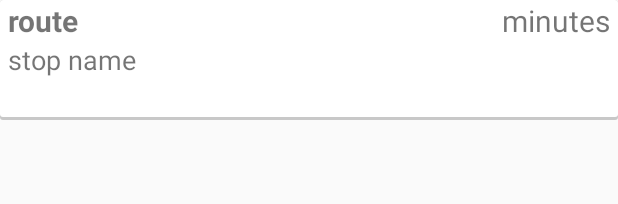
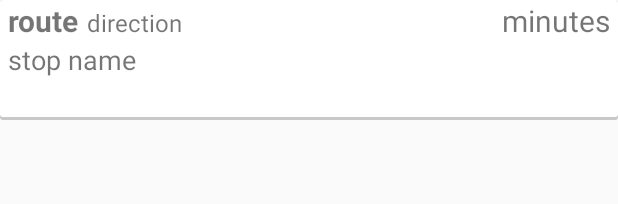
Before and after one commit to cjmaier2/CTA-Stop-Picker, an Android app: the layout prediction_layout.xml on its own in the app's theme, with its tools: preview values and no code run, on a phone screen of 412 x 824 dp. Shown: the top 204 px of the screen. Run offline under Robolectric (Android 15) with nearby library versions, the phone set to English and light mode, and no system bars.

Commit message:
added route direction, ellipsized text

```diff
--- a/app/src/main/java/cjm/ctastoppicker/Prediction.java
+++ b/app/src/main/java/cjm/ctastoppicker/Prediction.java
@@ -38,7 +38,7 @@ public class Prediction {
         this.vehicleID = Integer.parseInt(vehicleID);
         this.distanceToStop = Integer.parseInt(distanceToStop);
         this.routeNumber = routeNumber;
-        this.direction = direction;
+        this.direction = direction.replaceAll("(?i)bound", "");;
         this.destination = destination;
         try {
             this.predictionTime = new Time(formatter.parse(predictionTime.substring(9,14)).getTime());
--- a/app/src/main/java/cjm/ctastoppicker/PredictionAdapter.java
+++ b/app/src/main/java/cjm/ctastoppicker/PredictionAdapter.java
@@ -45,9 +45,11 @@ public class PredictionAdapter extends BaseAdapter {
             TextView routeView = (TextView) predictionView.findViewById(R.id.route);
             TextView minutesText = (TextView) predictionView.findViewById(R.id.minutes);
             TextView stopText = (TextView) predictionView.findViewById(R.id.stop);
+            TextView dirText = (TextView) predictionView.findViewById(R.id.direction);
             routeView.setText(curPrediction.routeNumber);
             minutesText.setText(curPrediction.timeRemaining.toString()+"m");
             stopText.setText(curPrediction.stopName);
+            dirText.setText(curPrediction.direction);
         } else {
             predictionView = convertView;
         }
--- a/app/src/main/res/layout/prediction_layout.xml
+++ b/app/src/main/res/layout/prediction_layout.xml
@@ -20,6 +20,21 @@
         android:layout_alignTop="@id/card_bg"
         android:layout_marginLeft="5dp"/>
 
+
+    <TextView
+        android:id="@+id/direction"
+        android:layout_width="wrap_content"
+        android:layout_height="wrap_content"
+        android:textSize="16sp"
+        android:maxLines = "1"
+        android:ellipsize="marquee"
+        android:text="direction"
+        android:layout_alignBaseline="@+id/route"
+        android:layout_alignBottom="@+id/route"
+        android:layout_toRightOf="@+id/route"
+        android:layout_toEndOf="@+id/route"
+        android:layout_marginLeft="5dp" />
+
     <TextView
         android:id="@+id/minutes"
         android:layout_width="wrap_content"
@@ -36,10 +51,13 @@
         android:layout_width="wrap_content"
         android:layout_height="wrap_content"
         android:textSize="18sp"
+        android:maxLines = "2"
+        android:ellipsize="marquee"
         android:text="stop name"
         android:layout_below="@+id/route"
         android:layout_alignParentLeft="true"
         android:layout_alignParentStart="true"
-        android:layout_marginLeft="5dp"/>
+        android:layout_marginLeft="5dp"
+        android:layout_marginRight="5dp"/>
 
 </RelativeLayout>
```
Also changed, not shown: 1 other file.
